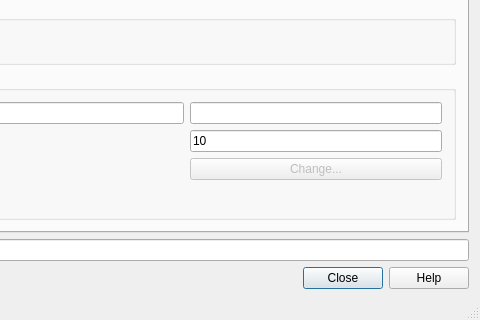
qgis/QGIS, file src/ui/qgswmssourceselectbase.ui: the form before one commit; both pictures show x 293 to 773 and y 219 to 539 of the 773 by 539 pixel window.
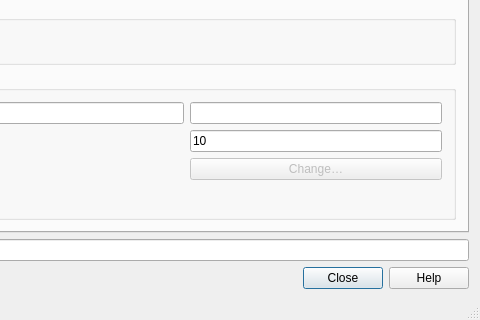
The form after the commit. Icons and pictures are not drawn.

Diff of the .ui file:
```diff
--- a/src/ui/qgswmssourceselectbase.ui
+++ b/src/ui/qgswmssourceselectbase.ui
@@ -236,7 +236,7 @@
              <bool>false</bool>
             </property>
             <property name="text">
-             <string>Change...</string>
+             <string>Change…</string>
             </property>
            </widget>
           </item>
```
